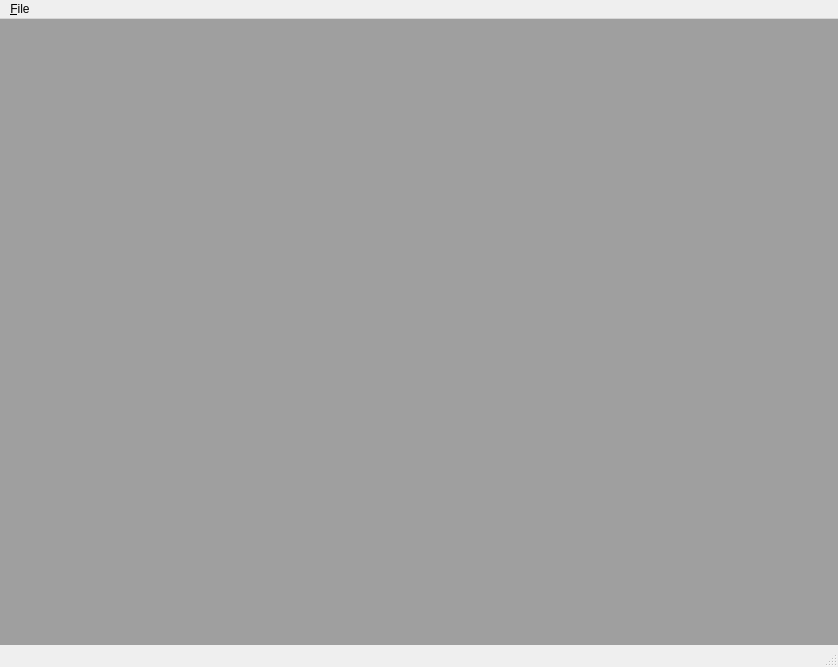
Qt form ui/MainWindow.ui (fabrikant/cvisioner) before a commit.
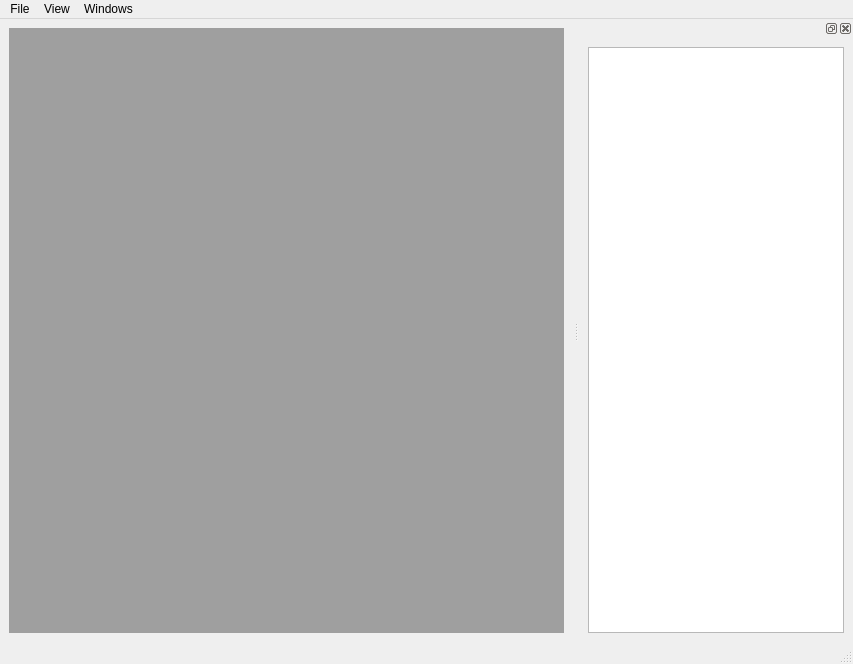
The same form after that commit.

What changed in the file:
```diff
--- a/ui/MainWindow.ui
+++ b/ui/MainWindow.ui
@@ -6,8 +6,8 @@
    <rect>
     <x>0</x>
     <y>0</y>
-    <width>838</width>
-    <height>667</height>
+    <width>853</width>
+    <height>664</height>
    </rect>
   </property>
   <property name="windowTitle">
@@ -15,18 +15,6 @@
   </property>
   <widget class="QWidget" name="centralwidget">
    <layout class="QGridLayout" name="gridLayout">
-    <property name="leftMargin">
-     <number>0</number>
-    </property>
-    <property name="topMargin">
-     <number>0</number>
-    </property>
-    <property name="rightMargin">
-     <number>0</number>
-    </property>
-    <property name="bottomMargin">
-     <number>0</number>
-    </property>
     <item row="0" column="0">
      <widget class="QMdiArea" name="mdiArea">
       <property name="documentMode">
@@ -41,21 +29,50 @@
     <rect>
      <x>0</x>
      <y>0</y>
-     <width>838</width>
+     <width>853</width>
      <height>20</height>
     </rect>
    </property>
    <widget class="QMenu" name="menu_File">
     <property name="title">
-     <string>&amp;File</string>
+     <string>File</string>
     </property>
     <addaction name="actionOpenFile"/>
     <addaction name="actionOpenWebCamera"/>
     <addaction name="actionStopProcessor"/>
    </widget>
+   <widget class="QMenu" name="menuView">
+    <property name="title">
+     <string>View</string>
+    </property>
+    <addaction name="actionShowToolPanel"/>
+   </widget>
+   <widget class="QMenu" name="menuWindows">
+    <property name="title">
+     <string>Windows</string>
+    </property>
+    <addaction name="actionCascase"/>
+    <addaction name="actionTile"/>
+    <addaction name="separator"/>
+    <addaction name="actionCloseAll"/>
+   </widget>
    <addaction name="menu_File"/>
+   <addaction name="menuView"/>
+   <addaction name="menuWindows"/>
   </widget>
   <widget class="QStatusBar" name="statusbar"/>
+  <widget class="QDockWidget" name="toolPanel">
+   <attribute name="dockWidgetArea">
+    <number>2</number>
+   </attribute>
+   <widget class="QWidget" name="dockWidgetContents">
+    <layout class="QGridLayout" name="gridLayout_2">
+     <item row="0" column="0">
+      <widget class="QListWidget" name="frameList"/>
+     </item>
+    </layout>
+   </widget>
+  </widget>
   <action name="actionOpenFile">
    <property name="text">
     <string> &amp;Open file</string>
```
Left out of the diff: 108 changed lines with no effect on the pictures.
